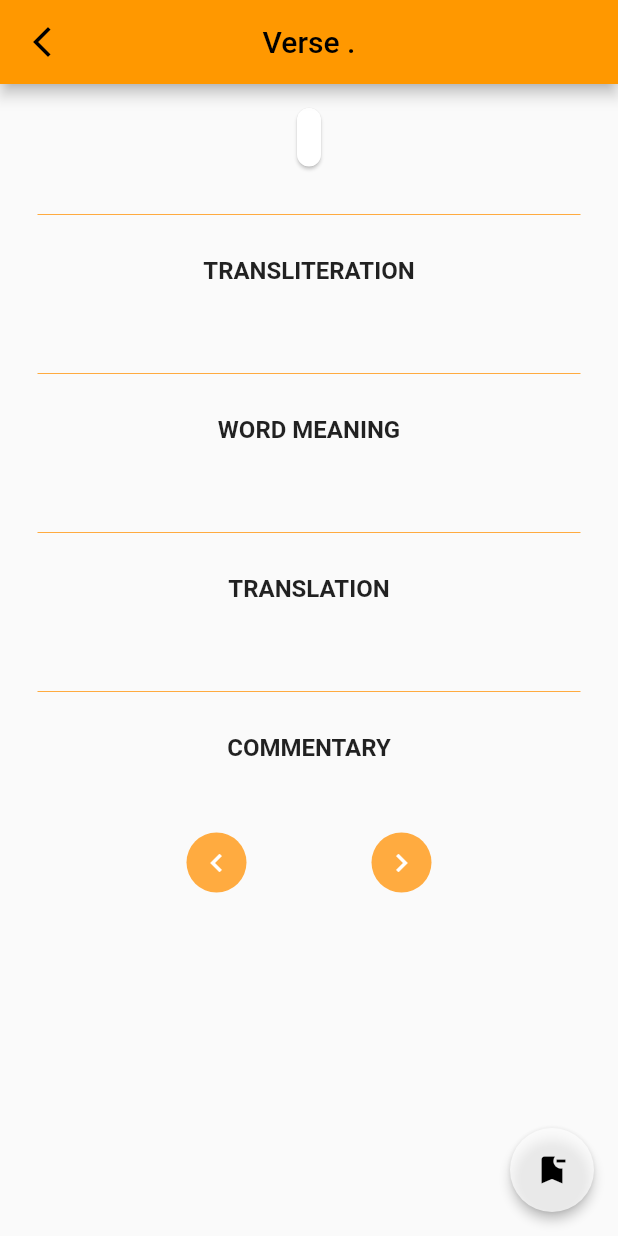
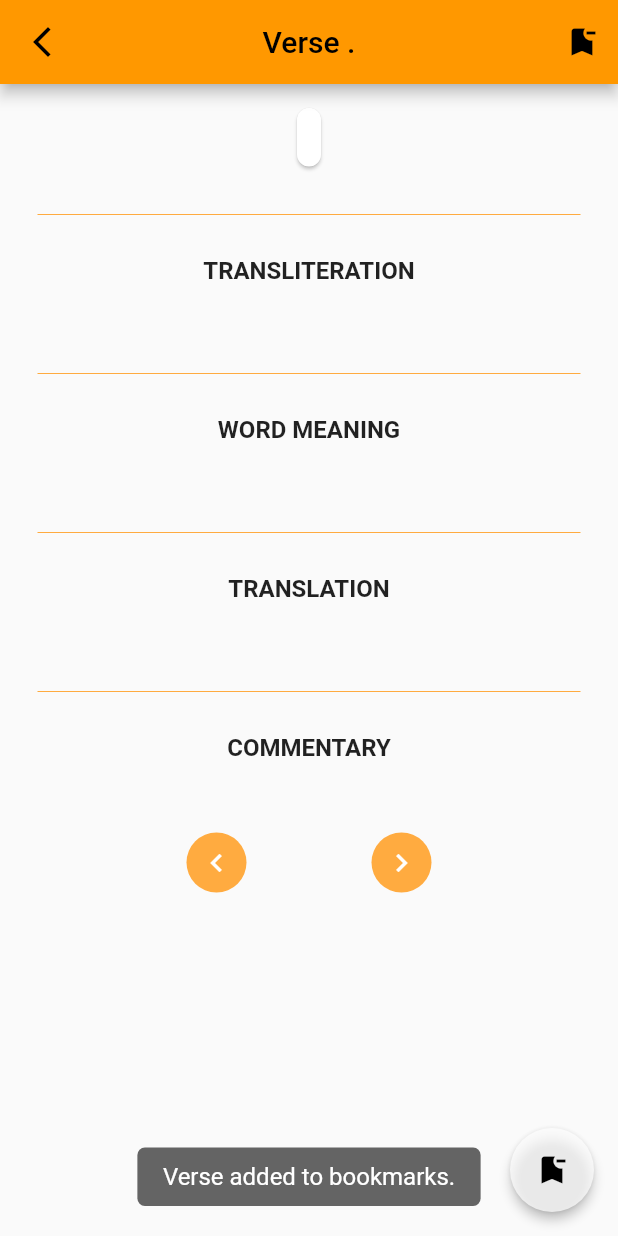
Before and after one commit to mishraaditya595/Gita-App, a Flutter app: the VerseScreen screen opened directly with empty values, after a tap on the "bookmark add" icon, on a phone screen of 412 x 824 dp. Run offline on Flutter 3.47's test engine with Material 2 defaults, Android fonts, the phone set to English and light mode, and no system bars; our stand-ins replace flutter_phoenix, flutter_styled_toast, objectbox, shared_preferences, splashscreen; missing offline and left inert: dart:ffi; accounts and stored records are empty; generated files the repository leaves out were written again.

Commit message:
bookmarks button shifter to appbar

```diff
--- a/lib/ui/screens/verse_screen.dart
+++ b/lib/ui/screens/verse_screen.dart
@@ -55,10 +55,18 @@ class _VerseScreenState extends State<VerseScreen> {
               Navigator.pop(context, true);
             },
             icon: const Icon(Icons.arrow_back_ios_new)),
+        actions: [
+          IconButton(
+              onPressed: (){
+              addOrRemoveBookmark(widget.verseDetails);
+              var toastText = fabIcon == Icons.bookmark_add ? "Verse added to bookmarks." : "Verse removed from bookmarks.";
+              showToast(toastText, context: context);
+              },
+              icon: Icon(fabIcon))],
       ),
       floatingActionButton: FloatingActionButton(
         onPressed: () {
-          addOrRemoveBookmark(widget.verseDetails);
+
         },
         backgroundColor: Colors.white70,
         splashColor: Colors.orange,
@@ -436,9 +444,5 @@ class _VerseScreenState extends State<VerseScreen> {
     store.close();
 
     fetchBookmarkAndAddToLastRead();
-
-    // ScrollController().animateTo(0,
-    //     duration: const Duration(milliseconds: 500),
-    //     curve: Curves.easeInBack);
   }
 }
```
